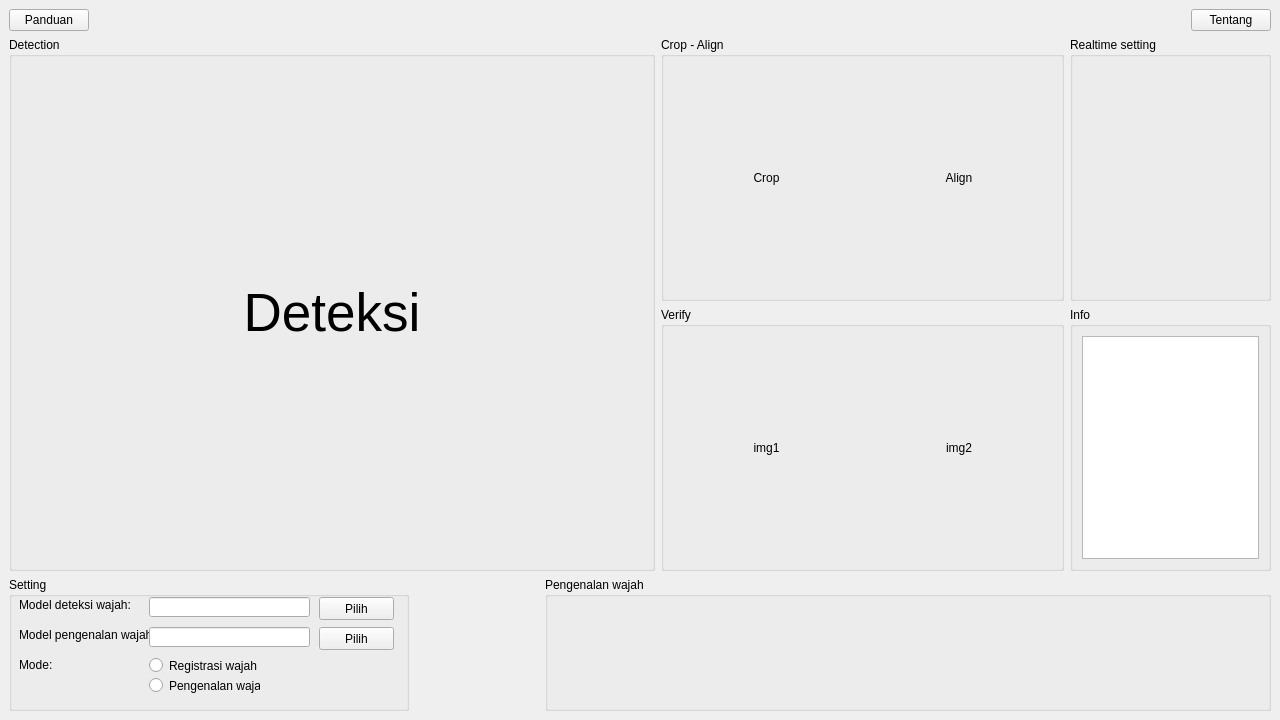
Old version of the form desain_v1.5.ui in the repository yusufpraditya/face-recognition-app.
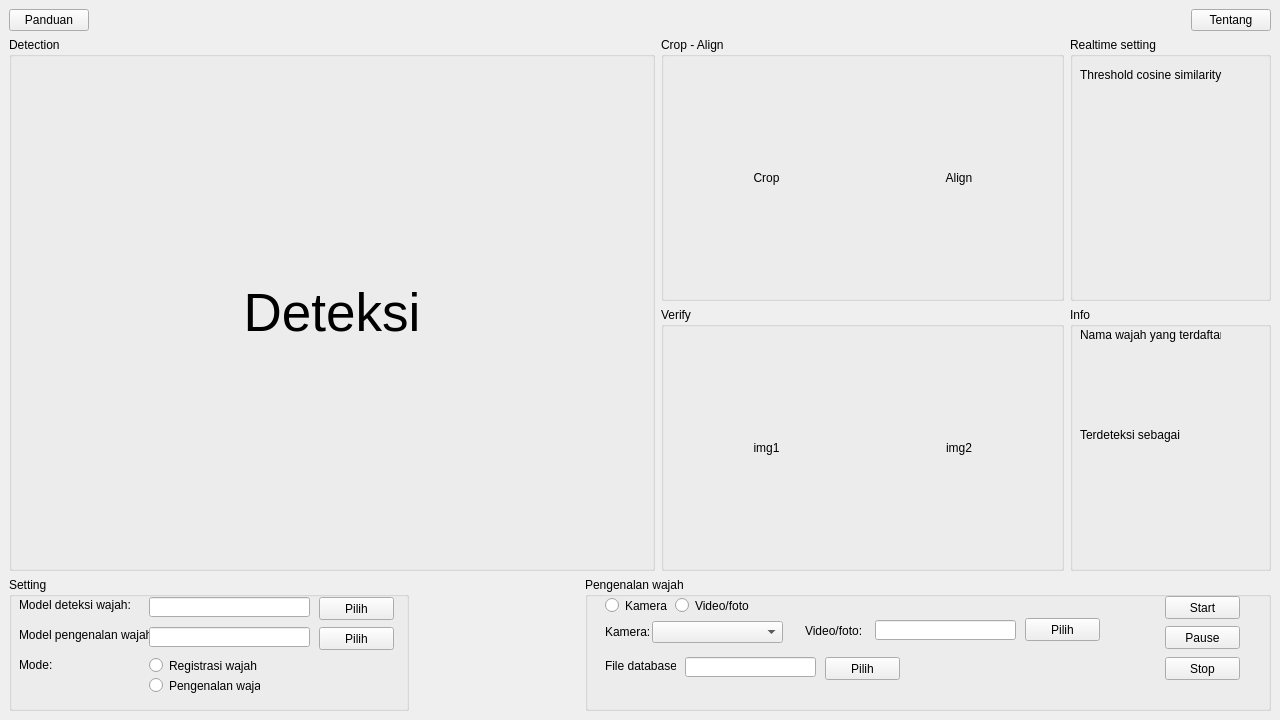
New version of the form. The open tabs and pages were chosen to show the change.

```diff
--- a/desain_v1.5.ui
+++ b/desain_v1.5.ui
@@ -168,6 +168,19 @@
         <property name="checked">
          <bool>false</bool>
         </property>
+        <widget class="QLabel" name="label_13">
+         <property name="geometry">
+          <rect>
+           <x>10</x>
+           <y>30</y>
+           <width>151</width>
+           <height>16</height>
+          </rect>
+         </property>
+         <property name="text">
+          <string>Threshold cosine similarity</string>
+         </property>
+        </widget>
        </widget>
       </item>
       <item row="2" column="2" rowspan="2">
@@ -175,11 +188,32 @@
         <property name="title">
          <string>Info</string>
         </property>
-        <layout class="QVBoxLayout" name="verticalLayout_2">
-         <item>
-          <widget class="QPlainTextEdit" name="plainTextEdit"/>
-         </item>
-        </layout>
+        <widget class="QLabel" name="label_11">
+         <property name="geometry">
+          <rect>
+           <x>10</x>
+           <y>20</y>
+           <width>141</width>
+           <height>16</height>
+          </rect>
+         </property>
+         <property name="text">
+          <string>Nama wajah yang terdaftar</string>
+         </property>
+        </widget>
+        <widget class="QLabel" name="label_12">
+         <property name="geometry">
+          <rect>
+           <x>10</x>
+           <y>120</y>
+           <width>141</width>
+           <height>16</height>
+          </rect>
+         </property>
+         <property name="text">
+          <string>Terdeteksi sebagai</string>
+         </property>
+        </widget>
        </widget>
       </item>
      </layout>
@@ -338,7 +372,7 @@
         </property>
         <property name="sizeHint" stdset="0">
          <size>
-          <width>130</width>
+          <width>170</width>
           <height>20</height>
          </size>
         </property>
@@ -624,6 +658,166 @@
             <property name="title">
              <string>Pengenalan wajah</string>
             </property>
+            <widget class="QRadioButton" name="radioButton_5">
+             <property name="geometry">
+              <rect>
+               <x>90</x>
+               <y>20</y>
+               <width>82</width>
+               <height>17</height>
+              </rect>
+             </property>
+             <property name="text">
+              <string>Video/foto</string>
+             </property>
+            </widget>
+            <widget class="QRadioButton" name="radioButton_6">
+             <property name="geometry">
+              <rect>
+               <x>20</x>
+               <y>20</y>
+               <width>82</width>
+               <height>17</height>
+              </rect>
+             </property>
+             <property name="text">
+              <string>Kamera</string>
+             </property>
+            </widget>
+            <widget class="QComboBox" name="comboBox_2">
+             <property name="geometry">
+              <rect>
+               <x>67</x>
+               <y>44</y>
+               <width>131</width>
+               <height>22</height>
+              </rect>
+             </property>
+            </widget>
+            <widget class="QLabel" name="label_8">
+             <property name="geometry">
+              <rect>
+               <x>220</x>
+               <y>46</y>
+               <width>61</width>
+               <height>16</height>
+              </rect>
+             </property>
+             <property name="text">
+              <string>Video/foto:</string>
+             </property>
+            </widget>
+            <widget class="QLabel" name="label_9">
+             <property name="geometry">
+              <rect>
+               <x>20</x>
+               <y>48</y>
+               <width>47</width>
+               <height>13</height>
+              </rect>
+             </property>
+             <property name="text">
+              <string>Kamera:</string>
+             </property>
+            </widget>
+            <widget class="QPushButton" name="pushButton_12">
+             <property name="geometry">
+              <rect>
+               <x>440</x>
+               <y>41</y>
+               <width>75</width>
+               <height>23</height>
+              </rect>
+             </property>
+             <property name="text">
+              <string>Pilih</string>
+             </property>
+            </widget>
+            <widget class="QLineEdit" name="lineEdit_6">
+             <property name="geometry">
+              <rect>
+               <x>290</x>
+               <y>43</y>
+               <width>141</width>
+               <height>20</height>
+              </rect>
+             </property>
+            </widget>
+            <widget class="QPushButton" name="pushButton_13">
+             <property name="geometry">
+              <rect>
+               <x>580</x>
+               <y>19</y>
+               <width>75</width>
+               <height>23</height>
+              </rect>
+             </property>
+             <property name="text">
+              <string>Start</string>
+             </property>
+            </widget>
+            <widget class="QPushButton" name="pushButton_15">
+             <property name="geometry">
+              <rect>
+               <x>580</x>
+               <y>80</y>
+               <width>75</width>
+               <height>23</height>
+              </rect>
+             </property>
+             <property name="text">
+              <string>Stop</string>
+             </property>
+            </widget>
+            <widget class="QPushButton" name="pushButton_16">
+             <property name="geometry">
+              <rect>
+               <x>580</x>
+               <y>49</y>
+               <width>75</width>
+               <height>23</height>
+              </rect>
+             </property>
+             <property name="text">
+              <string>Pause</string>
+             </property>
+            </widget>
+            <widget class="QLabel" name="label_10">
+             <property name="geometry">
+              <rect>
+               <x>20</x>
+               <y>81</y>
+               <width>71</width>
+               <height>16</height>
+              </rect>
+             </property>
+             <property name="text">
+              <string>File database:</string>
+             </property>
+            </widget>
+            <widget class="QLineEdit" name="lineEdit_7">
+             <property name="geometry">
+              <rect>
+               <x>100</x>
+               <y>80</y>
+               <width>131</width>
+               <height>20</height>
+              </rect>
+             </property>
+            </widget>
+            <widget class="QPushButton" name="pushButton_17">
+             <property name="geometry">
+              <rect>
+               <x>240</x>
+               <y>80</y>
+               <width>75</width>
+               <height>23</height>
+              </rect>
+             </property>
+             <property name="text">
+              <string>Pilih</string>
+             </property>
+            </widget>
            </widget>
           </item>
          </layout>
```
Left out of the diff: 23 changed lines with no effect on the pictures.
